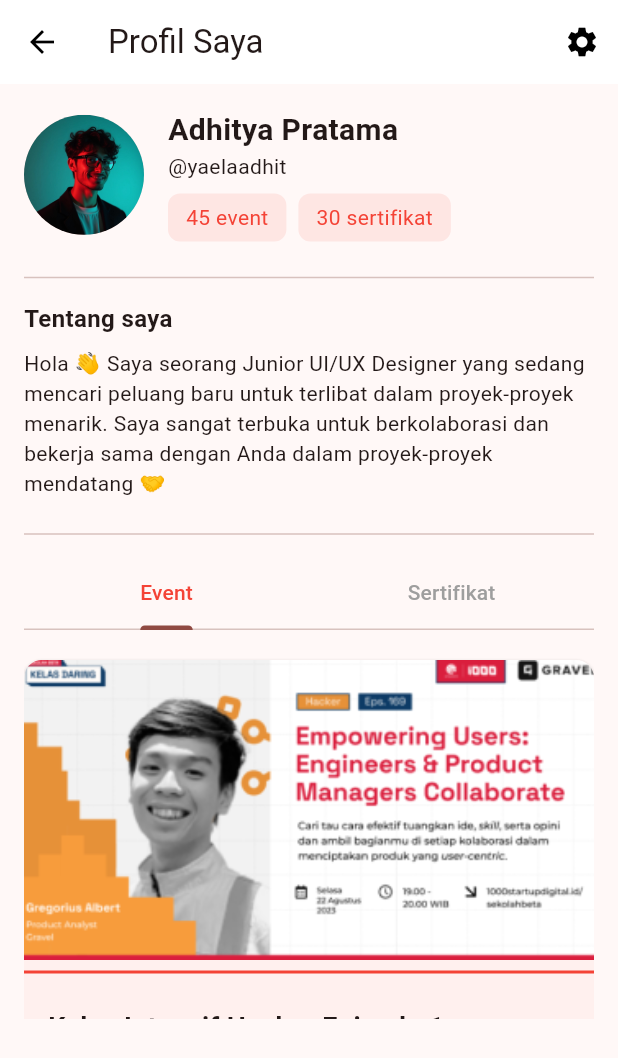
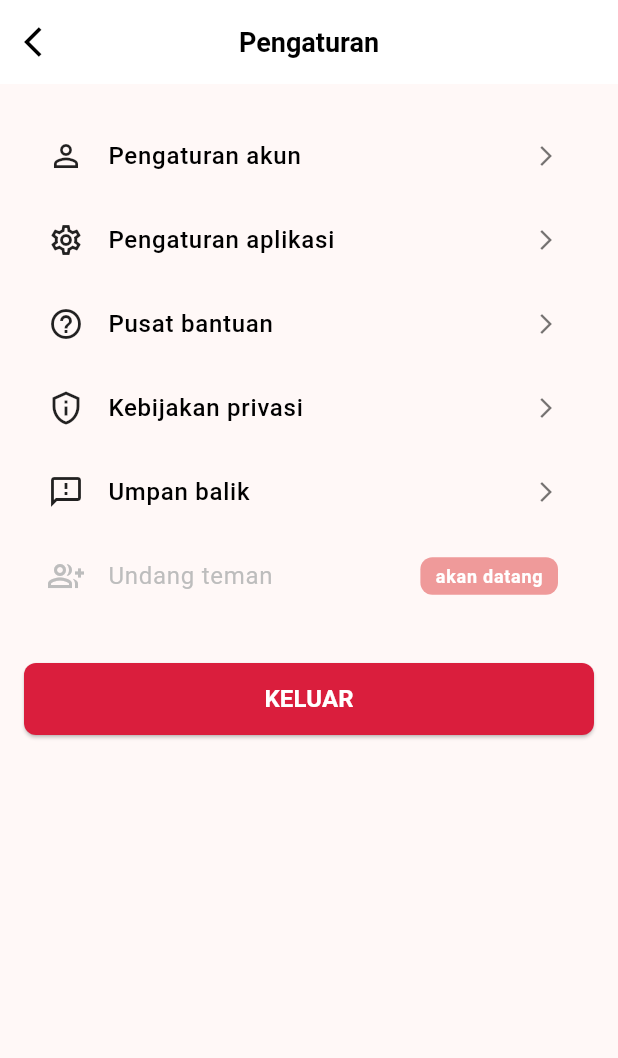
Before and after one commit to agnesjuliana/tekber_markas, a Flutter app: the ProfileScreen screen opened directly, after a tap on the "settings" icon, on a phone screen of 412 x 824 dp. Shown: the top 1058 px of the screen. Run offline on Flutter 3.47's test engine with Material 3 defaults, Android fonts, the phone set to English and light mode, and no system bars; our stand-ins replace cloud_firestore, firebase_core, google_fonts; accounts and stored records are empty.

Commit message:
feat : slicing setting and profile edit screen

```diff
--- a/lib/screens/profile_screen.dart
+++ b/lib/screens/profile_screen.dart
@@ -1,4 +1,5 @@
 import 'package:flutter/material.dart';
+import 'package:tekber_markas/screens/setting_screen.dart';
 import 'deskripsi_acara.dart';
 
 class ProfileScreen extends StatelessWidget {
@@ -22,7 +23,12 @@
           IconButton(
             icon: const Icon(Icons.settings, color: Colors.black),
             onPressed: () {
-              // Aksi ketika tombol settings ditekan
+              Navigator.push(
+                context,
+                MaterialPageRoute(
+                  builder: (context) => SettingsScreen(),
+                ),
+              );
             },
           ),
         ],
@@ -72,8 +78,7 @@
               // Tentang Saya
               const Text(
                 'Tentang saya',
-                style:
-                TextStyle(fontSize: 16, fontWeight: FontWeight.bold),
+                style: TextStyle(fontSize: 16, fontWeight: FontWeight.bold),
               ),
               const SizedBox(height: 8),
               const Text(
@@ -97,7 +102,8 @@
                     ),
                     const SizedBox(height: 12),
                     SizedBox(
-                      height: MediaQuery.of(context).size.height * 0.3, // Tinggi konten tab
+                      height: MediaQuery.of(context).size.height *
+                          0.3, // Tinggi konten tab
                       child: TabBarView(
                         children: [
                           // Konten Event
@@ -114,8 +120,7 @@
           ),
         ),
       ),
-      bottomNavigationBar:
-      _buildBottomNavigationBar(), // Bottom navigation bar
+      bottomNavigationBar: _buildBottomNavigationBar(), // Bottom navigation bar
     );
   }
 
@@ -140,8 +145,6 @@
     );
   }
 
-
-
   Widget _buildEventCard({
     required BuildContext context,
     required String title,
@@ -153,8 +156,8 @@
       margin: const EdgeInsets.symmetric(vertical: 8),
       // Margin antar card event
       shape: RoundedRectangleBorder(
-        borderRadius: BorderRadius.circular(
-            12), // Membuat sudut card melengkung
+        borderRadius:
+            BorderRadius.circular(12), // Membuat sudut card melengkung
       ),
       elevation: 2,
       // Memberikan bayangan lembut pada card
@@ -195,8 +198,8 @@
                 // Tanggal Event dengan ikon kalender berwarna merah
                 Row(
                   children: [
-                    const Icon(
-                        Icons.calendar_today, size: 16, color: Colors.red),
+                    const Icon(Icons.calendar_today,
+                        size: 16, color: Colors.red),
                     // Ikon kalender merah
                     const SizedBox(width: 4),
                     Text(date, style: const TextStyle(color: Colors.grey)),
@@ -242,31 +245,27 @@
     );
   }
 
-
   Widget _buildStatCard(String text, Color color) {
     return Container(
-      padding:
-      const EdgeInsets.symmetric(horizontal: 12, vertical: 6), // Padding dalam card statistik
-      decoration:
-      BoxDecoration(color: color.withOpacity(0.1), borderRadius:
-      BorderRadius.circular(8)),
-      child:
-      Text(text, style:
-      TextStyle(color:
-      color)),
+      padding: const EdgeInsets.symmetric(
+          horizontal: 12, vertical: 6), // Padding dalam card statistik
+      decoration: BoxDecoration(
+          color: color.withOpacity(0.1),
+          borderRadius: BorderRadius.circular(8)),
+      child: Text(text, style: TextStyle(color: color)),
     );
   }
-
-
 
   Widget _buildCertificateList() {
     return ListView.builder(
       itemCount: 4, // Jumlah sertifikat (sesuaikan)
       itemBuilder: (context, index) {
         return Card(
-          margin: const EdgeInsets.symmetric(vertical: 8), // Margin antar card sertifikat
+          margin: const EdgeInsets.symmetric(
+              vertical: 8), // Margin antar card sertifikat
           shape: RoundedRectangleBorder(
-            borderRadius: BorderRadius.circular(12), // Membuat sudut card melengkung
+            borderRadius:
+                BorderRadius.circular(12), // Membuat sudut card melengkung
           ),
           elevation: 2, // Memberikan bayangan lembut pada card
           child: Padding(
@@ -297,17 +296,22 @@
                           SizedBox(height: 4),
                           Row(
                             children: [
-                              Icon(Icons.school, size: 16, color: Colors.grey), // Ikon sekolah
+                              Icon(Icons.school,
+                                  size: 16, color: Colors.grey), // Ikon sekolah
                               SizedBox(width: 4),
-                              Text('Sekolah Beta', style: TextStyle(color: Colors.grey)),
+                              Text('Sekolah Beta',
+                                  style: TextStyle(color: Colors.grey)),
                             ],
                           ),
                           SizedBox(height: 4),
                           Row(
                             children: [
-                              Icon(Icons.calendar_today, size: 16, color: Colors.grey), // Ikon kalender
+                              Icon(Icons.calendar_today,
+                                  size: 16,
+                                  color: Colors.grey), // Ikon kalender
                               SizedBox(width: 4),
-                              Text('Diterbitkan Oktober 2023', style: TextStyle(color: Colors.grey)),
+                              Text('Diterbitkan Oktober 2023',
+                                  style: TextStyle(color: Colors.grey)),
                             ],
                           ),
                         ],
@@ -326,26 +330,25 @@
                       style: ElevatedButton.styleFrom(
                         backgroundColor: Colors.red, // Warna tombol merah
                         shape: RoundedRectangleBorder(
-                          borderRadius:
-                          BorderRadius.circular(8), // Membuat sudut tombol melengkung
+                          borderRadius: BorderRadius.circular(
+                              8), // Membuat sudut tombol melengkung
                         ),
                       ),
-                      child:
-                      const Text('Download sertifikat', style: TextStyle(color: Colors.white)),
+                      child: const Text('Download sertifikat',
+                          style: TextStyle(color: Colors.white)),
                     ),
                     OutlinedButton(
                       onPressed: () {},
                       style: OutlinedButton.styleFrom(
-                        side:
-                        const BorderSide(color: Colors.red), // Warna garis luar merah
-                        shape:
-                        RoundedRectangleBorder(borderRadius:
-                        BorderRadius.circular(8)), // Sudut melengkung untuk tombol outline
+                        side: const BorderSide(
+                            color: Colors.red), // Warna garis luar merah
+                        shape: RoundedRectangleBorder(
+                            borderRadius: BorderRadius.circular(
+                                8)), // Sudut melengkung untuk tombol outline
                       ),
-                      child:
-                      const Text('Cantumkan ke LinkedIn', style:
-                      TextStyle(color:
-                      Colors.red)), // Teks berwarna merah
+                      child: const Text('Cantumkan ke LinkedIn',
+                          style: TextStyle(
+                              color: Colors.red)), // Teks berwarna merah
                     ),
                   ],
                 ),
@@ -357,8 +360,6 @@
     );
   }
 // Membuat bottom navigation bar.
-
 }
 
-_buildBottomNavigationBar() {
-}
+_buildBottomNavigationBar() {}
--- /dev/null
+++ b/lib/screens/setting_screen.dart
@@ -0,0 +1,134 @@
+import 'package:flutter/material.dart';
+import 'package:tekber_markas/screens/profile_edit_screen.dart';
+
+class SettingsScreen extends StatelessWidget {
+  @override
+  Widget build(BuildContext context) {
+    return Scaffold(
+      appBar: AppBar(
+        backgroundColor: Colors.white,
+        elevation: 0,
+        leading: IconButton(
+          icon: Icon(Icons.arrow_back_ios, color: Colors.black),
+          onPressed: () => Navigator.of(context).pop(),
+        ),
+        title: Text(
+          'Pengaturan',
+          style: TextStyle(
+            color: Colors.black,
+            fontWeight: FontWeight.w700,
+            fontSize: 18,
+          ),
+        ),
+        centerTitle: true,
+      ),
+      body: ListView(
+        padding: EdgeInsets.symmetric(horizontal: 16, vertical: 20),
+        children: [
+          // Pengaturan Akun
+          _settingsTile(
+            icon: Icons.person_outline,
+            title: 'Pengaturan akun',
+            onTap: () {
+              Navigator.push(
+                context,
+                MaterialPageRoute(
+                  builder: (context) => ProfileEditScreen(),
+                ),
+              );
+            },
+          ),
+          _settingsTile(
+            icon: Icons.settings_outlined,
+            title: 'Pengaturan aplikasi',
+            onTap: () {},
+          ),
+          _settingsTile(
+            icon: Icons.help_outline,
+            title: 'Pusat bantuan',
+            onTap: () {},
+          ),
+          _settingsTile(
+            icon: Icons.privacy_tip_outlined,
+            title: 'Kebijakan privasi',
+            onTap: () {},
+          ),
+          _settingsTile(
+            icon: Icons.feedback_outlined,
+            title: 'Umpan balik',
+            onTap: () {},
+          ),
+          // Undang Teman
+          ListTile(
+            leading: Icon(Icons.group_add_outlined, color: Colors.grey[400]),
+            title: Text(
+              'Undang teman',
+              style: TextStyle(color: Colors.grey[400], fontSize: 16),
+            ),
+            trailing: Container(
+              padding: EdgeInsets.symmetric(horizontal: 10, vertical: 4),
+              decoration: BoxDecoration(
+                color: Colors.red[200],
+                borderRadius: BorderRadius.circular(8),
+              ),
+              child: Text(
+                'akan datang',
+                style: TextStyle(
+                  color: Colors.white,
+                  fontSize: 12,
+                  fontWeight: FontWeight.w600,
+                ),
+              ),
+            ),
+            onTap: () {},
+          ),
+          SizedBox(height: 30),
+          // Tombol Keluar
+          Center(
+            child: ElevatedButton(
+              style: ElevatedButton.styleFrom(
+                backgroundColor: const Color(0xFFDA1E3D), // Custom red color
+                minimumSize: const Size(double.infinity, 48),
+                shape: RoundedRectangleBorder(
+                  borderRadius: BorderRadius.circular(8.0),
+                ),
+              ),
+              onPressed: () {
+                // Logika untuk Keluar
+              },
+              child: Text(
+                'KELUAR',
+                style: TextStyle(
+                  color: Colors.white,
+                  fontWeight: FontWeight.w700,
+                  fontSize: 16,
+                ),
+              ),
+            ),
+          ),
+        ],
+      ),
+    );
+  }
+
+  // Widget untuk ListTile Setting
+  Widget _settingsTile({
+    required IconData icon,
+    required String title,
+    required VoidCallback onTap,
+  }) {
+    return ListTile(
+      leading: Icon(icon, color: Colors.black87),
+      title: Text(
+        title,
+        style: TextStyle(
+          fontSize: 16,
+          fontWeight: FontWeight.w500,
+          color: Colors.black,
+        ),
+      ),
+      trailing: Icon(Icons.arrow_forward_ios, size: 16, color: Colors.black54),
+      onTap: onTap,
+    );
+  }
+}
```
Also changed, not shown: lib/screens/profile_edit_screen.dart (added, +130 -0 lines).
